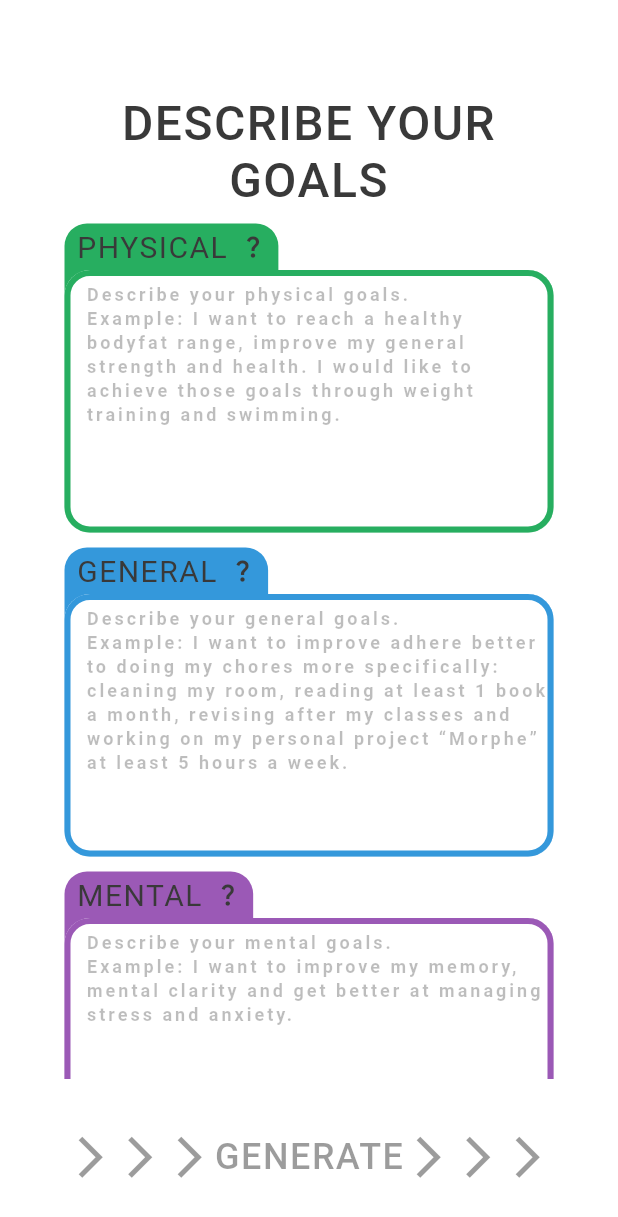
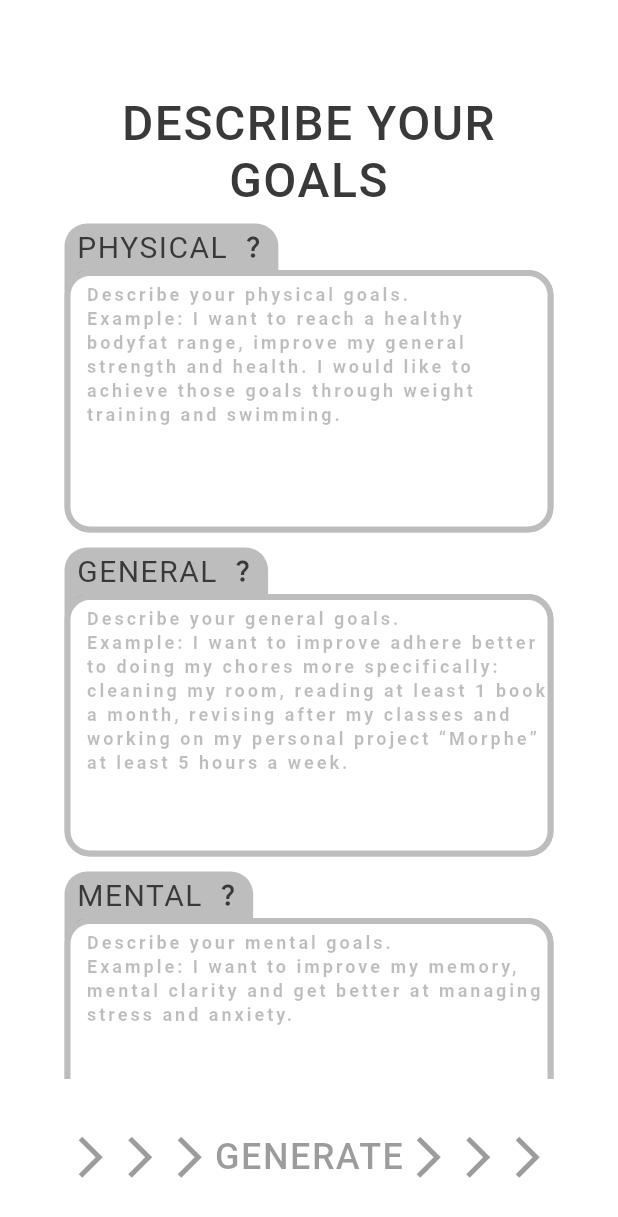
Before and after one commit to IgorPolajzer/Morph, a Flutter app: the ChooseGoalsScreen screen opened by its route, after a tap on "CONFIRM", on a phone screen of 412 x 824 dp. Shown: the top 1217 px of the screen. Run offline on Flutter 3.47's test engine with Material 3 defaults, Android fonts, the light colour scheme and no system bars; our stand-ins replace cloud_firestore, firebase_auth, firebase_core, modal_progress_hud_nsn, toastification; accounts and stored records are empty.

Commit message:
Started making components reactive and implementing user state handiling and firebase storage

```diff
--- a/lib/components/describe_goal_input_box.dart
+++ b/lib/components/describe_goal_input_box.dart
@@ -4,7 +4,7 @@ import 'package:morphe/utils/constants.dart';
 import '../utils/enums.dart';
 
 class DescribeGoalInputBox extends StatelessWidget {
-  final TaskType type;
+  final HabitType type;
   final String title;
   final String description;
   final String hint;
--- a/lib/components/habit_tile.dart
+++ b/lib/components/habit_tile.dart
@@ -1,9 +1,5 @@
 import 'package:flutter/material.dart';
 import 'package:morphe/utils/constants.dart';
-
-import 'package:intl/intl.dart';
-
-import '../utils/enums.dart';
 
 enum Actions { edit, delete }
 
--- a/lib/components/task_list.dart
+++ b/lib/components/task_list.dart
@@ -1,6 +1,5 @@
 import 'package:flutter/material.dart';
 import 'package:morphe/components/task_tile.dart';
-import 'package:provider/provider.dart';
 
 import '../model/task_data.dart';
 
--- a/lib/components/task_tile.dart
+++ b/lib/components/task_tile.dart
@@ -14,7 +14,7 @@ class TaskTile extends StatelessWidget {
   late String title;
   late String subtitle;
   late String description;
-  late TaskType type;
+  late HabitType type;
 
   TaskTile({
     required this.startDateTime,
--- /dev/null
+++ b/lib/model/Experience.dart
@@ -0,0 +1,7 @@
+class Experience {
+  int currentXp;
+  int maxXp;
+  int level;
+
+  Experience({this.currentXp = 0, this.maxXp = 100, this.level = 1});
+}
--- /dev/null
+++ b/lib/model/habit.dart
@@ -0,0 +1,9 @@
+import '../utils/enums.dart';
+
+class Habit {
+  String title;
+  String description;
+  HabitType type;
+
+  Habit({required this.title, required this.description, required this.type});
+}
--- /dev/null
+++ b/lib/model/habit_data.dart
@@ -0,0 +1,58 @@
+import 'dart:collection';
+import 'package:cloud_firestore/cloud_firestore.dart';
+import 'package:flutter/foundation.dart';
+
+import '../utils/enums.dart';
+import 'habit.dart';
+
+class HabitData extends ChangeNotifier {
+  final List<Habit> _habits = [
+    /*    Habit(
+      title: "15000 daily steps",
+      description: "Walk",
+      type: TaskType.PHYSICAL,
+    ),
+    Habit(
+      title: "Eat healthy",
+      description: "Eat vegetables and unprocessed foods",
+      type: TaskType.PHYSICAL,
+    ),
+    Habit(
+      title: "Prioritise sleep",
+      description:
+          "Go to sleep and wake up at the same time every day and get 7-9 hours of sleep",
+      type: TaskType.PHYSICAL,
+    ),*/
+  ];
+
+  void parseHabitsFromFireBase() async {
+    final firestore = FirebaseFirestore.instance;
+    final habits = await firestore.collection("habits").get();
+
+    for (var habit in habits.docs) {
+      try {
+        addHabit(
+          habit['title'],
+          habit['description'],
+          HabitType.getTypeFromString(habit['type']),
+        );
+      } catch (e) {
+        print("Exception parsing habit: ${e}");
+      }
+    }
+    notifyListeners();
+  }
+
+  UnmodifiableListView<Habit> get tasks => UnmodifiableListView(_habits);
+  int get taskCount => tasks.length;
+
+  void addHabit(String title, String description, HabitType type) {
+    _habits.add(Habit(title: title, description: description, type: type));
+    notifyListeners();
+  }
+
+  void deletePhysicalTask(Habit habit) {
+    _habits.remove(habit);
+    notifyListeners();
+  }
+}
--- a/lib/model/task.dart
+++ b/lib/model/task.dart
@@ -7,7 +7,7 @@ class Task {
   String description;
   DateTime startDateTime;
   DateTime endDateTime;
-  TaskType type;
+  HabitType type;
   late Widget customWidget;
 
   bool isDone;
--- a/lib/model/task_data.dart
+++ b/lib/model/task_data.dart
@@ -13,7 +13,7 @@ class TaskData extends ChangeNotifier {
       title: "Upper body workout",
       subtitle: "Workout for the upper body",
       description: "Workout for the upper body",
-      type: TaskType.PHYSICAL,
+      type: HabitType.PHYSICAL,
     ),
     Task(
       startDateTime: DateTime(2025, 5, 6, 19, 0),
@@ -21,7 +21,7 @@ class TaskData extends ChangeNotifier {
       title: "Lower body workout",
       subtitle: "Workout for the lower body",
       description: "Workout for the lower body",
-      type: TaskType.PHYSICAL,
+      type: HabitType.PHYSICAL,
     ),
     Task(
       startDateTime: DateTime(2025, 5, 7, 19, 0),
@@ -29,7 +29,7 @@ class TaskData extends ChangeNotifier {
       title: "Swimming",
       subtitle: "Interval crawl swimming",
       description: "Interval crawl swimming",
-      type: TaskType.PHYSICAL,
+      type: HabitType.PHYSICAL,
     ),
     Task(
       startDateTime: DateTime(2025, 5, 8, 19, 0),
@@ -37,7 +37,7 @@ class TaskData extends ChangeNotifier {
       title: "Upper body workout",
       subtitle: "Workout for the upper body",
       description: "Workout for the upper body",
-      type: TaskType.PHYSICAL,
+      type: HabitType.PHYSICAL,
     ),
     Task(
       startDateTime: DateTime(2025, 5, 9, 19, 0),
@@ -45,7 +45,7 @@ class TaskData extends ChangeNotifier {
       title: "Lower body workout",
       subtitle: "Workout for the lower body",
       description: "Workout for the lower body",
-      type: TaskType.PHYSICAL,
+      type: HabitType.PHYSICAL,
     ),
   ];
 
@@ -58,7 +58,7 @@ class TaskData extends ChangeNotifier {
     String title,
     String subtitle,
     String description,
-    TaskType type,
+    HabitType type,
   ) {
     _tasks.add(
       Task(
--- /dev/null
+++ b/lib/model/user.dart
@@ -0,0 +1,51 @@
+import 'package:flutter/cupertino.dart';
+import 'package:morphe/model/task.dart';
+
+import '../utils/enums.dart';
+import 'Experience.dart';
+import 'habit.dart';
+
+class User extends ChangeNotifier {
+  // Chosen habits
+  Map<HabitType, bool> _chosenHabits = {};
+
+  get getHabits {
+    return {
+      HabitType.PHYSICAL: _chosenHabits[HabitType.PHYSICAL] ?? false,
+      HabitType.GENERAL: _chosenHabits[HabitType.GENERAL] ?? false,
+      HabitType.MENTAL: _chosenHabits[HabitType.MENTAL] ?? false,
+    };
+  }
+
+  // HabitData
+  Map<HabitType, List<Habit>> _habits = {};
+
+  // TaskData
+  Map<HabitType, List<Task>> _tasks = {};
+
+  // ExperienceData
+  Map<HabitType, Experience> _xp = {};
+
+  void setGoals(bool physical, bool general, bool mental) {
+    _chosenHabits[HabitType.PHYSICAL] = physical;
+    _chosenHabits[HabitType.GENERAL] = general;
+    _chosenHabits[HabitType.MENTAL] = mental;
+
+    // Set habit lists
+    if (physical) _habits[HabitType.PHYSICAL] = <Habit>[];
+    if (general) _habits[HabitType.GENERAL] = <Habit>[];
+    if (mental) _habits[HabitType.MENTAL] = <Habit>[];
+
+    // Set task lists
+    if (physical) _tasks[HabitType.PHYSICAL] = <Task>[];
+    if (general) _tasks[HabitType.GENERAL] = <Task>[];
+    if (mental) _tasks[HabitType.MENTAL] = <Task>[];
+
+    // Set experience lists
+    if (physical) _xp[HabitType.PHYSICAL] = Experience();
+    if (general) _xp[HabitType.GENERAL] = Experience();
+    if (mental) _xp[HabitType.MENTAL] = Experience();
+
+    notifyListeners();
+  }
+}
--- a/lib/screens/choose_goals_screen.dart
+++ b/lib/screens/choose_goals_screen.dart
@@ -3,13 +3,24 @@ import 'package:morphe/components/arrow_button.dart';
 import 'package:morphe/components/goal_radio_menu.dart';
 
 import '../components/screen_title.dart';
+import '../model/user.dart';
 import '../utils/constants.dart';
 import 'describe_your_goals.dart';
 
-class ChooseGoalsScreen extends StatelessWidget {
+class ChooseGoalsScreen extends StatefulWidget {
   static String id = '/choose_goals_screen';
+  final User userData;
 
-  const ChooseGoalsScreen({super.key});
+  const ChooseGoalsScreen({required this.userData, super.key});
+
+  @override
+  State<ChooseGoalsScreen> createState() => _ChooseGoalsScreenState();
+}
+
+class _ChooseGoalsScreenState extends State<ChooseGoalsScreen> {
+  bool physical = false;
+  bool general = false;
+  bool mental = false;
 
   @override
   Widget build(BuildContext context) {
@@ -18,26 +29,38 @@ class ChooseGoalsScreen extends StatelessWidget {
         crossAxisAlignment: CrossAxisAlignment.center,
         children: [
           ScreenTitle(title: "CHOOSE YOUR GOALS"),
-          SizedBox(height: 10),
+          SizedBox(height: 20),
           GoalRadioMenu(
-            isChecked: false,
-            checkboxCallback: (checkboxState) {},
+            isChecked: physical,
+            checkboxCallback: (checkboxState) {
+              setState(() {
+                physical = checkboxState;
+              });
+            },
             backgroundColor: kPhysicalColor,
             title: "PHYSICAL GOALS",
             description:
                 "Improve your physical health by getting a personalised plan tailored to your to your physical goals including workout plans and general tips and recommendations which will help you transform your body.",
           ),
           GoalRadioMenu(
-            isChecked: false,
-            checkboxCallback: (checkboxState) {},
+            isChecked: general,
+            checkboxCallback: (checkboxState) {
+              setState(() {
+                general = checkboxState;
+              });
+            },
             backgroundColor: kGeneralColor,
             title: "GENERAL HABITS",
             description:
                 "Get better at adhering to your habits by getting reminders to complete everyday chores",
           ),
           GoalRadioMenu(
-            isChecked: false,
-            checkboxCallback: (checkboxState) {},
+            isChecked: mental,
+            checkboxCallback: (checkboxState) {
+              setState(() {
+                mental = checkboxState;
+              });
+            },
             backgroundColor: kMentalColor,
             title: "MENTAL GOALS",
             description:
@@ -47,6 +70,8 @@ class ChooseGoalsScreen extends StatelessWidget {
           ArrowButton(
             title: "CONFIRM",
             onPressed: () {
+              widget.userData.setGoals(physical, general, mental);
+              print("${physical} ${general} ${mental}");
               Navigator.pushNamed(context, DescribeYourGoals.id);
             },
           ),
--- a/lib/screens/describe_your_goals.dart
+++ b/lib/screens/describe_your_goals.dart
@@ -2,9 +2,11 @@ import 'package:flutter/material.dart';
 import 'package:morphe/components/arrow_button.dart';
 import 'package:morphe/components/goal_radio_menu.dart';
 import 'package:morphe/screens/physical_plan_overview_screen.dart';
+import 'package:provider/provider.dart';
 
 import '../components/describe_goal_input_box.dart';
 import '../components/screen_title.dart';
+import '../model/user.dart';
 import '../utils/constants.dart';
 import '../utils/enums.dart';
 
@@ -26,26 +28,41 @@ class DescribeYourGoals extends StatelessWidget {
                 crossAxisAlignment: CrossAxisAlignment.center,
                 children: [
                   SizedBox(height: 10),
-                  DescribeGoalInputBox(
-                    type: TaskType.PHYSICAL,
+                  Consumer<User>(
+                    builder: (BuildContext context, user, Widget? child) {
+                      return DescribeGoalInputBox(
+                        type: HabitType.PHYSICAL,
                         title: "PHYSICAL",
                         hint: "",
                         description:
                             "Describe your physical goals.\nExample: I want to reach a healthy bodyfat range, improve my general strength and health. I would like to achieve those goals through weight training and swimming.",
+                        enabled: user.getHabits[HabitType.PHYSICAL],
+                      );
+                    },
                   ),
-                  DescribeGoalInputBox(
-                    type: TaskType.GENERAL,
+                  Consumer<User>(
+                    builder: (BuildContext context, user, Widget? child) {
+                      return DescribeGoalInputBox(
+                        type: HabitType.GENERAL,
                         title: "GENERAL",
                         hint: "",
                         description:
                             "Describe your general goals.\nExample: I want to improve adhere better to doing my chores more specifically: cleaning my room, reading at least 1 book a month, revising after my classes and working on my personal project “Morphe” at least 5 hours a week.",
+                        enabled: user.getHabits[HabitType.GENERAL],
+                      );
+                    },
                   ),
-                  DescribeGoalInputBox(
-                    type: TaskType.MENTAL,
+                  Consumer<User>(
+                    builder: (BuildContext context, user, Widget? child) {
+                      return DescribeGoalInputBox(
+                        type: HabitType.MENTAL,
                         title: "MENTAL",
                         hint: "",
                         description:
                             "Describe your mental goals.\nExample: I want to improve my memory, mental clarity and get better at managing stress and anxiety.",
+                        enabled: user.getHabits[HabitType.MENTAL],
+                      );
+                    },
                   ),
                 ],
               ),
--- a/lib/screens/edit_task_screen.dart
+++ b/lib/screens/edit_task_screen.dart
@@ -11,7 +11,7 @@ class EditTaskScreenArguments {
   late String description;
   late DateTime startDateTime;
   late DateTime endDateTime;
-  late TaskType type;
+  late HabitType type;
   late Widget customWidget;
 
   EditTaskScreenArguments({
--- a/lib/utils/constants.dart
+++ b/lib/utils/constants.dart
@@ -54,10 +54,11 @@ const darkCustomColors = CustomColors(
 var kLightTheme = ThemeData(
   fontFamily: 'Josefin Sans',
   platform: TargetPlatform.iOS,
-  scaffoldBackgroundColor: Colors.white,
+  scaffoldBackgroundColor: kScaffoldColorLight,
   extensions: <ThemeExtension<dynamic>>[lightCustomColors],
   checkboxTheme: CheckboxThemeData(
     fillColor: WidgetStatePropertyAll<Color>(kPrimaryHeaderColorDark),
+    checkColor: WidgetStatePropertyAll<Color>(kScaffoldColorDark),
     shape: RoundedRectangleBorder(borderRadius: BorderRadius.circular(50)),
     side: BorderSide.none,
   ),
@@ -66,16 +67,20 @@ var kLightTheme = ThemeData(
 var kDarkTheme = ThemeData(
   fontFamily: 'Josefin Sans',
   platform: TargetPlatform.iOS,
-  scaffoldBackgroundColor: Color(0xFF232323),
+  scaffoldBackgroundColor: kScaffoldColorDark,
   extensions: <ThemeExtension<dynamic>>[darkCustomColors],
   checkboxTheme: CheckboxThemeData(
     fillColor: WidgetStatePropertyAll<Color>(kPrimaryHeaderColorDark),
+    checkColor: WidgetStatePropertyAll<Color>(kScaffoldColorDark),
     shape: RoundedRectangleBorder(borderRadius: BorderRadius.circular(50)),
     side: BorderSide.none,
   ),
 );
 
 // Colors
+const kScaffoldColorDark = Color(0xFF232323);
+const kScaffoldColorLight = Colors.white;
+
 const kPrimaryHeaderColorDark = Color(0XFFE0E0E0);
 const kPrimaryHeaderColorLight = Color(0xFF393939);
 
--- a/lib/utils/enums.dart
+++ b/lib/utils/enums.dart
@@ -1,19 +1,32 @@
 import 'package:flutter/material.dart';
 import 'package:morphe/utils/constants.dart';
 
-enum TaskType {
+enum HabitType {
   PHYSICAL,
   GENERAL,
   MENTAL;
 
   Color getColor() {
     switch (this) {
-      case TaskType.PHYSICAL:
+      case HabitType.PHYSICAL:
         return kPhysicalColor;
-      case TaskType.MENTAL:
+      case HabitType.MENTAL:
         return kMentalColor;
-      case TaskType.GENERAL:
+      case HabitType.GENERAL:
         return kGeneralColor;
     }
   }
+
+  static HabitType getTypeFromString(String type) {
+    switch (type) {
+      case "PHYSICAL":
+        return HabitType.PHYSICAL;
+      case "MENTAL":
+        return HabitType.MENTAL;
+      case "GENERAL":
+        return HabitType.GENERAL;
+      default:
+        throw Exception('Invalid habit type provided');
+    }
+  }
 }
```
Also changed, not shown: lib/components/habit_list.dart (added, +24 -0 lines), lib/main.dart (+22 -5 lines), lib/screens/physical_plan_overview_screen.dart (+20 -15 lines), lib/utils/parsing.dart (deleted). Lines whose indentation alone changed are shown as unchanged.
